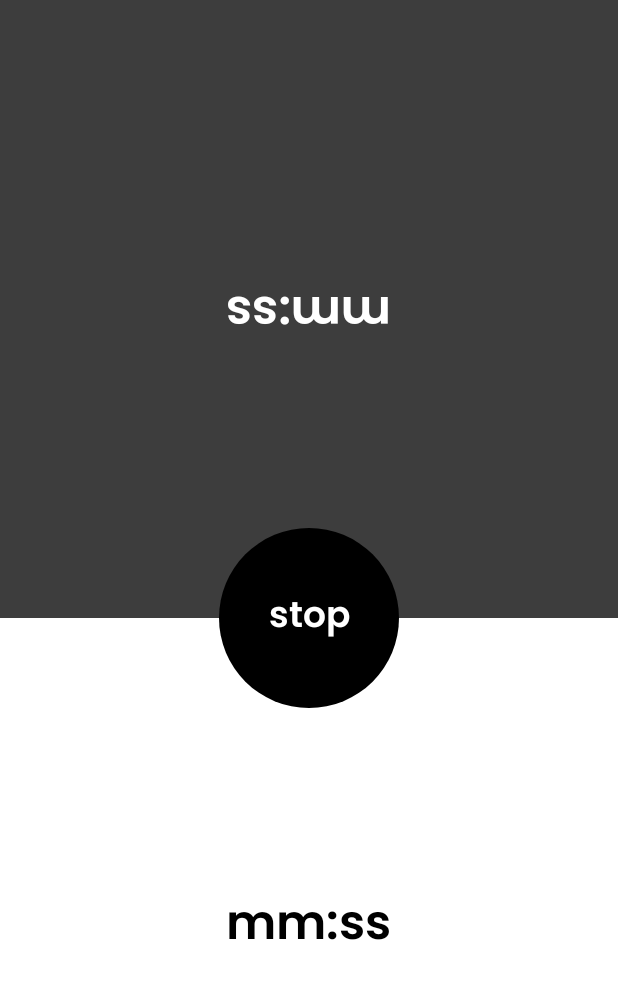
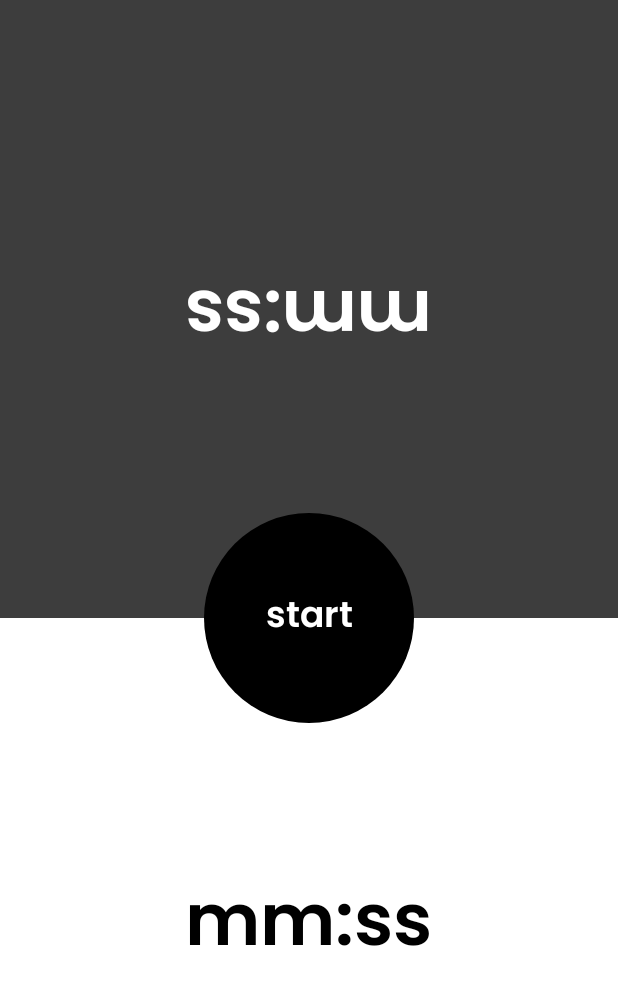
Before and after one commit to rohfl/ChessClock, an Android app: the screen it shows after launch (ChessTimerActivity), on a phone screen of 412 x 824 dp. Shown: the top 985 px of the screen. Run offline under Robolectric (Android 15) with nearby library versions, the phone set to English and light mode, and no system bars.

Commit message:
Working code.

```diff
--- a/app/src/main/res/layout/activity_main.xml
+++ b/app/src/main/res/layout/activity_main.xml
@@ -26,7 +26,7 @@
                 android:textColor="@color/white"
                 android:rotation="180"
                 android:fontFamily="@font/poppins_600"
-                android:textSize="32sp"/>
+                android:textSize="48sp"/>
 
         </RelativeLayout>
 
@@ -44,7 +44,7 @@
                 android:text="mm:ss"
                 android:textColor="@color/black"
                 android:fontFamily="@font/poppins_600"
-                android:textSize="32sp"/>
+                android:textSize="48sp"/>
 
         </RelativeLayout>
 
@@ -53,16 +53,17 @@
 
     <TextView
         android:id="@+id/start_stop_button"
-        android:layout_width="120dp"
-        android:layout_height="120dp"
+        android:layout_width="140dp"
+        android:layout_height="140dp"
         android:textSize="24sp"
         android:gravity="center"
-        android:padding="8dp"
+        android:padding="16dp"
         android:layout_centerInParent="true"
-        android:text="stop"
+        android:text="start"
         android:textAllCaps="false"
         android:textColor="@color/white"
         android:fontFamily="@font/poppins_600"
         android:background="@drawable/start_stop_button_bg"/>
 
+
 </RelativeLayout>
```
Also changed, not shown: app/src/main/java/com/rohfl/chessclock/activity/ChessTimerActivity.java (+94 -8 lines).
